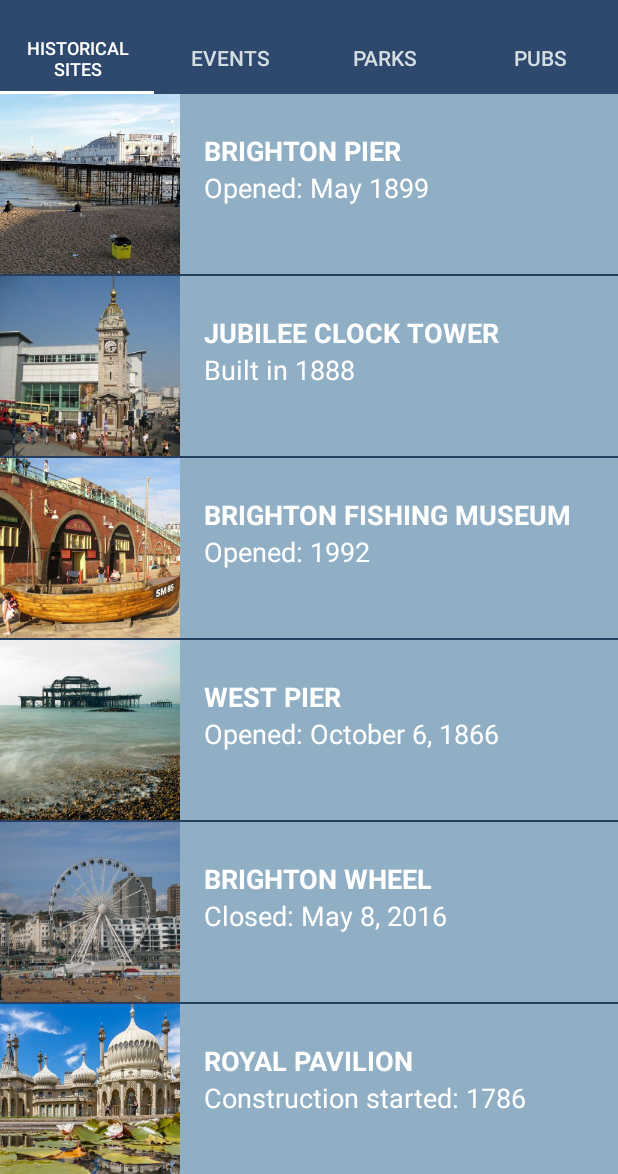
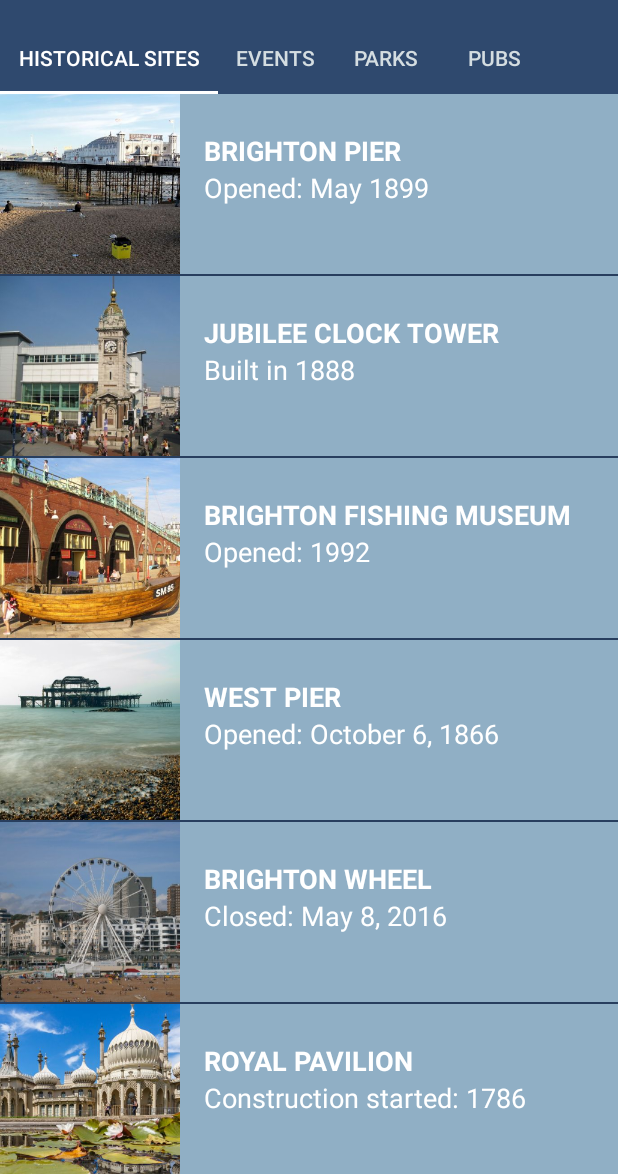
Before and after one commit to jsisanova/TourGuideApp, an Android app: the screen it shows after launch (MainActivity), on a phone screen of 412 x 824 dp, the part 62-1236 px from its top. Run offline under Robolectric (Android 15) with nearby library versions, the phone set to English and light mode, and no system bars.

Commit message:
Do some small corrections

```diff
--- a/app/src/main/java/com/example/android/tourguideapp/CategoryAdapter.java
+++ b/app/src/main/java/com/example/android/tourguideapp/CategoryAdapter.java
@@ -4,6 +4,10 @@ import android.content.Context;
 import android.support.v4.app.Fragment;
 import android.support.v4.app.FragmentManager;
 import android.support.v4.app.FragmentPagerAdapter;
+
+import java.lang.reflect.Array;
+import java.util.ArrayList;
+import java.util.List;
 
 /**
  * {@link CategoryAdapter} is a {@link FragmentPagerAdapter} that can provide the layout for
@@ -14,6 +18,10 @@ public class CategoryAdapter extends FragmentPagerAdapter {
     /** Context of the app */
     // We need a Context object in order to turn the string resource ID into an actual String
     private Context mContext;
+
+    // Tab names
+    private String[] myPageListArray = new String[]{"Historical sites", "Events", "Parks", "Pubs"};
+
 
     /**
      * Create a new {@link CategoryAdapter} object.
@@ -56,15 +64,18 @@ public class CategoryAdapter extends FragmentPagerAdapter {
      */
     @Override
     public CharSequence getPageTitle(int position) {
-        switch (position) {
-            case 0:
-                return mContext.getString(R.string.category_historical_sites);
-            case 1:
-                return mContext.getString(R.string.category_events);
-            case 2:
-                return mContext.getString(R.string.category_parks);
-            default:
-                return  mContext.getString(R.string.category_pubs);
-        }
+
+        return myPageListArray[position];
+
+//        switch (position) {
+//            case 0:
+//                return mContext.getString(R.string.category_historical_sites);
+//            case 1:
+//                return mContext.getString(R.string.category_events);
+//            case 2:
+//                return mContext.getString(R.string.category_parks);
+//            default:
+//                return  mContext.getString(R.string.category_pubs);
+//        }
     }
 }
--- a/app/src/main/res/layout/activity_main.xml
+++ b/app/src/main/res/layout/activity_main.xml
@@ -14,8 +14,9 @@
         android:id="@+id/tabs"
         style="@style/CategoryTab"
         android:layout_width="match_parent"
-        android:layout_height="wrap_content"/>
-
+        android:layout_height="wrap_content"
+        app:tabMode="scrollable"/>
+<!--    app:tabMode = fixed / scrollable (scrollable: we don't want that the titles in the tab get split on some devices-->
 
     <!-- Add ViewPager in MainActivity to swipe between 4 lists of words -->
     <android.support.v4.view.ViewPager
```
